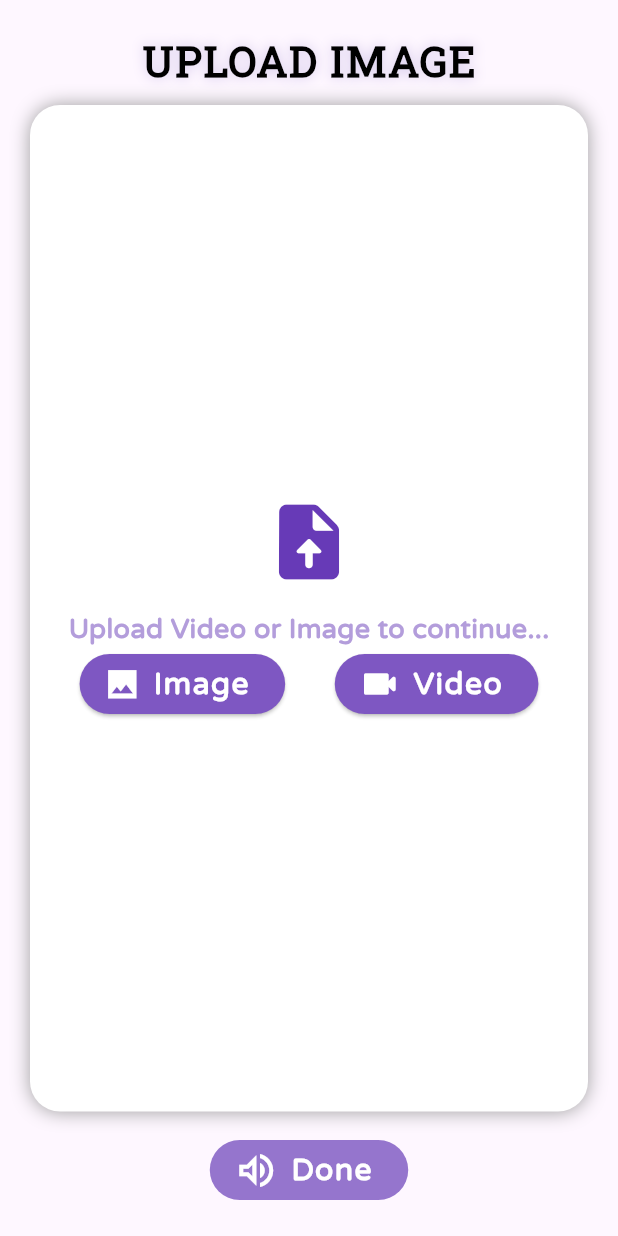
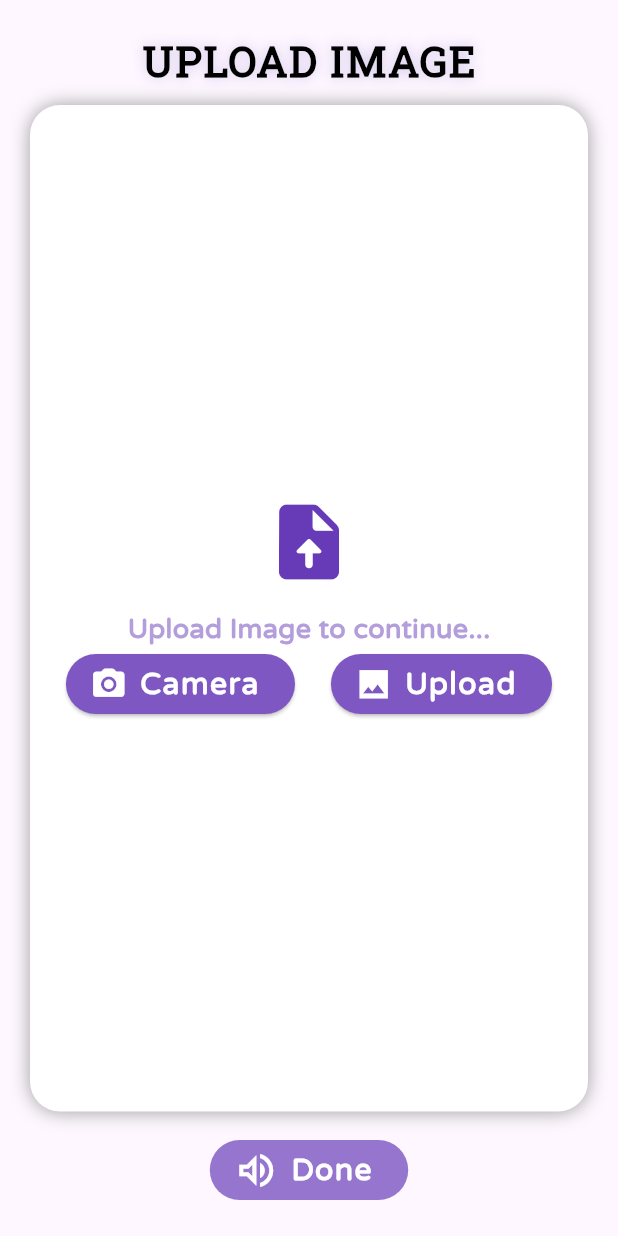
Before and after one commit to Perumallpardhiv/SignLanguage, a Flutter app: the UploadSignText screen opened by its route, on a phone screen of 412 x 824 dp. Run offline on Flutter 3.47's test engine with Material 2 defaults, Android fonts, the phone set to English and light mode, and no system bars; our stand-ins replace action_slider, get, image_picker; missing offline and left inert: tflite; statements that could not run were skipped.

Commit message:
added getx and upload page

```diff
--- a/lib/main.dart
+++ b/lib/main.dart
@@ -1,17 +1,22 @@
 import 'package:flutter/material.dart';
+import 'package:get/get.dart';
+import 'package:signlang/getx/getx.dart';
 import 'package:signlang/routes/route_constants.dart';
 import 'package:signlang/routes/route_manager.dart';
 
 void main() {
-  runApp(const MyApp());
+  WidgetsFlutterBinding.ensureInitialized();
+  runApp(MyApp());
 }
 
 class MyApp extends StatelessWidget {
-  const MyApp({super.key});
+  MyApp({super.key});
+
+  final UploadImage controller = Get.put(UploadImage());
 
   @override
   Widget build(BuildContext context) {
-    return MaterialApp(
+    return GetMaterialApp(
       debugShowCheckedModeBanner: false,
       title: 'Flutter Demo',
       theme: ThemeData(
--- a/lib/routes/route_manager.dart
+++ b/lib/routes/route_manager.dart
@@ -1,5 +1,6 @@
 import 'package:flutter/material.dart';
 import 'package:signlang/routes/route_constants.dart';
+import 'package:signlang/views/screens/home.dart';
 import 'package:signlang/views/screens/learn_signs.dart';
 import 'package:signlang/views/screens/realtime_sign_to_text.dart';
 import 'package:signlang/views/screens/special_sign.dart';
@@ -10,7 +11,7 @@ class RouteManager {
   static Route<dynamic> generateRoute(RouteSettings settings) {
     switch (settings.name) {
       case RouteConstants.home:
-        return MaterialPageRoute(builder: (context) => UploadSignText());
+        return MaterialPageRoute(builder: (context) => Home());
 
       case RouteConstants.upload:
         return MaterialPageRoute(builder: (context) => UploadSignText());
--- a/lib/views/screens/upload_to_Sign.dart
+++ b/lib/views/screens/upload_to_Sign.dart
@@ -1,6 +1,6 @@
-import 'dart:io';
 import 'package:flutter/material.dart';
-import 'package:image_picker/image_picker.dart';
+import 'package:get/get.dart';
+import 'package:signlang/getx/getx.dart';
 
 class UploadSignText extends StatefulWidget {
   const UploadSignText({super.key});
@@ -10,18 +10,7 @@ class UploadSignText extends StatefulWidget {
 }
 
 class _UploadSignTextState extends State<UploadSignText> {
-  final ImagePicker image = ImagePicker();
-  XFile? photo;
-  File? file;
-
-  void uploadImage() async {
-    photo = await image.pickImage(source: ImageSource.gallery);
-    if (photo != null) {
-      setState(() {
-        file = File(photo!.path);
-      });
-    }
-  }
+  final UploadImage controller = Get.find<UploadImage>();
 
   @override
   Widget build(BuildContext context) {
@@ -51,7 +40,8 @@ class _UploadSignTextState extends State<UploadSignText> {
             ),
             SizedBox(height: 10),
             Expanded(
-              child: Container(
+              child: Obx(() {
+                return Container(
                   decoration: BoxDecoration(
                     color: Colors.white,
                     boxShadow: [
@@ -62,7 +52,7 @@ class _UploadSignTextState extends State<UploadSignText> {
                     ],
                     borderRadius: BorderRadius.circular(20),
                   ),
-                child: (file == null)
+                  child: (controller.selectedImage.value == null)
                       ? Center(
                           child: Column(
                             mainAxisSize: MainAxisSize.min,
@@ -74,7 +64,7 @@ class _UploadSignTextState extends State<UploadSignText> {
                               ),
                               const SizedBox(height: 15),
                               Text(
-                              "Upload Video or Image to continue...",
+                                "Upload Image to continue...",
                                 style: TextStyle(
                                   fontSize: 18,
                                   fontWeight: FontWeight.w600,
@@ -82,21 +72,25 @@ class _UploadSignTextState extends State<UploadSignText> {
                                 ),
                               ),
                               Row(
-                              mainAxisAlignment: MainAxisAlignment.spaceEvenly,
+                                mainAxisAlignment:
+                                    MainAxisAlignment.spaceEvenly,
                                 children: [
                                   ElevatedButton.icon(
-                                  onPressed: () async {},
+                                    onPressed: () async {
+                                      controller.takeImage();
+                                    },
                                     style: ElevatedButton.styleFrom(
-                                    backgroundColor: Colors.deepPurple.shade400,
+                                      backgroundColor:
+                                          Colors.deepPurple.shade400,
                                       shape: const StadiumBorder(),
                                     ),
                                     icon: Icon(
-                                    Icons.image_sharp,
+                                      Icons.camera_alt_rounded,
                                       color: Colors.white,
                                       size: 25,
                                     ),
                                     label: Text(
-                                    "Image",
+                                      "Camera",
                                       style: TextStyle(
                                         fontWeight: FontWeight.w600,
                                         letterSpacing: 1,
@@ -106,18 +100,21 @@ class _UploadSignTextState extends State<UploadSignText> {
                                     ),
                                   ),
                                   ElevatedButton.icon(
-                                  onPressed: () async {},
+                                    onPressed: () async {
+                                      controller.uploadImage();
+                                    },
                                     style: ElevatedButton.styleFrom(
-                                    backgroundColor: Colors.deepPurple.shade400,
+                                      backgroundColor:
+                                          Colors.deepPurple.shade400,
                                       shape: const StadiumBorder(),
                                     ),
                                     icon: const Icon(
-                                    Icons.videocam_rounded,
+                                      Icons.image_sharp,
                                       color: Colors.white,
-                                    size: 28,
+                                      size: 25,
                                     ),
                                     label: Text(
-                                    "Video",
+                                      "Upload",
                                       style: TextStyle(
                                         fontWeight: FontWeight.w600,
                                         letterSpacing: 1,
@@ -131,8 +128,12 @@ class _UploadSignTextState extends State<UploadSignText> {
                             ],
                           ),
                         )
-                    : Image.file(file!, fit: BoxFit.cover),
+                      : Image.file(
+                          controller.selectedImage.value!,
+                          fit: BoxFit.cover,
                         ),
+                );
+              }),
             ),
             const SizedBox(height: 15),
             ElevatedButton.icon(
--- a/pubspec.yaml
+++ b/pubspec.yaml
@@ -38,6 +38,7 @@ dependencies:
   action_slider: ^0.7.0
   image_picker: ^1.0.4
   get: ^4.6.6
+  tflite: ^1.1.2
 
 dev_dependencies:
   flutter_test:
@@ -67,6 +68,9 @@ flutter:
     - assets/signs/
     - assets/lottie/
     - assets/fonts/
+    - assets/models/
+    - assets/models/labels.txt
+    - assets/models/model.tflite
 
   # An image asset can refer to one or more resolution-specific "variants", see
   # https://flutter.dev/assets-and-images/#resolution-aware
```
Also changed, not shown: assets/models/labels.txt (added, +18 -0 lines), lib/getx/getx.dart (added, +36 -0 lines), pubspec.lock, 5 other files. Lines whose indentation alone changed are shown as unchanged.
